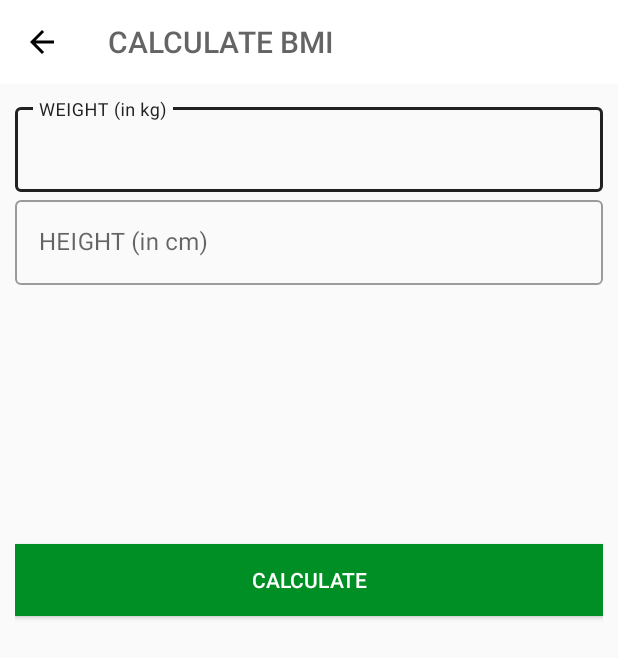
After one commit to wenk-silvan/7-minute-workout, an Android app: the BMIActivity screen opened directly, with no data from a screen before it, on a phone screen of 412 x 824 dp. The commit adds this screen. Shown: the top 658 px of the screen. Run offline under Robolectric (Android 15) with nearby library versions, the phone set to English and light mode, and no system bars.

Commit message:
BMI calculation in metric unit

```diff
--- a/app/build.gradle
+++ b/app/build.gradle
@@ -32,6 +32,7 @@ dependencies {
     implementation 'androidx.core:core-ktx:1.6.0'
     implementation 'androidx.constraintlayout:constraintlayout:2.0.4'
     implementation "androidx.recyclerview:recyclerview:1.2.1"
+    implementation 'com.google.android.material:material:1.4.0'
     testImplementation 'junit:junit:4.12'
     androidTestImplementation 'androidx.test.ext:junit:1.1.3'
     androidTestImplementation 'androidx.test.espresso:espresso-core:3.4.0'
--- a/app/src/main/AndroidManifest.xml
+++ b/app/src/main/AndroidManifest.xml
@@ -9,6 +9,9 @@
         android:roundIcon="@mipmap/ic_launcher_round"
         android:supportsRtl="true"
         android:theme="@style/AppTheme">
+        <activity android:name=".BMIActivity"
+            android:screenOrientation="portrait"
+            android:theme="@style/Theme.AppCompat.Light.NoActionBar" />
         <activity
             android:name=".FinishActivity"
             android:screenOrientation="portrait"
--- a/app/src/main/java/ch/wenksi/a7minuteworkout/MainActivity.kt
+++ b/app/src/main/java/ch/wenksi/a7minuteworkout/MainActivity.kt
@@ -15,5 +15,10 @@ class MainActivity : AppCompatActivity() {
             val intent = Intent(this, ExerciseActivity::class.java)
             startActivity(intent)
         }
+
+        ll_bmi.setOnClickListener {
+            val intent = Intent(this, BMIActivity::class.java)
+            startActivity(intent)
+        }
     }
 }
--- /dev/null
+++ b/app/src/main/res/layout/activity_b_m_i.xml
@@ -0,0 +1,113 @@
+<?xml version="1.0" encoding="utf-8"?>
+<RelativeLayout xmlns:android="http://schemas.android.com/apk/res/android"
+    xmlns:app="http://schemas.android.com/apk/res-auto"
+    xmlns:tools="http://schemas.android.com/tools"
+    android:layout_width="match_parent"
+    android:layout_height="match_parent"
+    android:orientation="vertical"
+    tools:context=".BMIActivity">
+
+    <androidx.appcompat.widget.Toolbar
+        android:id="@+id/toolbar_bmi_activity"
+        android:layout_width="match_parent"
+        android:layout_height="?android:attr/actionBarSize"
+        android:background="#FFFFFF"
+        app:titleTextColor="@color/colorPrimary"
+        android:theme="@style/ToolbarTheme"
+        />
+
+    <LinearLayout
+        android:id="@+id/ll_unit_view"
+        android:layout_width="match_parent"
+        android:layout_height="match_parent"
+        android:layout_below="@+id/toolbar_bmi_activity"
+        android:orientation="vertical"
+        android:padding="10dp"
+        android:theme="@style/Theme.MaterialComponents.DayNight.DarkActionBar">
+
+        <com.google.android.material.textfield.TextInputLayout
+            android:id="@+id/til_metric_unit_weight"
+            style="@style/Widget.MaterialComponents.TextInputLayout.OutlinedBox"
+            android:layout_width="match_parent"
+            android:layout_height="wrap_content">
+            <androidx.appcompat.widget.AppCompatEditText
+                android:id="@+id/et_metric_unit_weight"
+                android:layout_width="match_parent"
+                android:layout_height="wrap_content"
+                android:hint="WEIGHT (in kg)"
+                android:inputType="numberDecimal"
+                android:textSize="16sp" />
+        </com.google.android.material.textfield.TextInputLayout>
+
+        <com.google.android.material.textfield.TextInputLayout
+            android:id="@+id/til_metric_unit_height"
+            style="@style/Widget.MaterialComponents.TextInputLayout.OutlinedBox"
+            android:layout_width="match_parent"
+            android:layout_height="wrap_content">
+            <androidx.appcompat.widget.AppCompatEditText
+                android:id="@+id/et_metric_unit_height"
+                android:layout_width="match_parent"
+                android:layout_height="wrap_content"
+                android:hint="HEIGHT (in cm)"
+                android:inputType="numberDecimal"
+                android:textSize="16sp" />
+        </com.google.android.material.textfield.TextInputLayout>
+        <LinearLayout
+            android:id="@+id/ll_display_bmi_result"
+            android:layout_width="match_parent"
+            android:layout_height="wrap_content"
+            android:layout_marginTop="25dp"
+            android:orientation="vertical"
+            android:visibility="visible"
+            tools:visibility="visible">
+
+            <TextView
+                android:id="@+id/tv_your_bmi"
+                android:layout_width="match_parent"
+                android:layout_height="wrap_content"
+                android:gravity="center"
+                android:text="YOUR BMI"
+                android:textAllCaps="true"
+                android:visibility="invisible"
+                android:textSize="16dp" />
+
+            <TextView
+                android:id="@+id/tv_bmi_value"
+                android:layout_width="match_parent"
+                android:layout_height="wrap_content"
+                android:layout_marginTop="5dp"
+                android:gravity="center"
+                android:textStyle="bold"
+                android:textSize="18dp"
+                tools:text="15.00" />
+
+            <TextView
+                android:id="@+id/tv_bmi_type"
+                android:layout_width="match_parent"
+                android:layout_height="wrap_content"
+                android:layout_marginTop="5dp"
+                android:gravity="center"
+                android:textSize="18dp"
+                tools:text="Normal" />
+
+            <TextView
+                android:id="@+id/tv_bmi_description"
+                android:layout_width="match_parent"
+                android:layout_height="wrap_content"
+                android:layout_marginTop="5dp"
+                android:gravity="center"
+                android:textSize="18dp"
+                tools:text="Normal" />
+        </LinearLayout>
+        <Button
+            android:id="@+id/btn_calculate_units"
+            android:layout_width="match_parent"
+            android:layout_height="wrap_content"
+            android:background="@color/colorAccent"
+            android:textColor="#FFFFFF"
+            android:gravity="center"
+            android:layout_gravity="bottom"
+            android:layout_marginTop="35dp"
+            android:text="CALCULATE" />
+    </LinearLayout>
+</RelativeLayout>
```
Also changed, not shown: app/src/main/java/ch/wenksi/a7minuteworkout/BMIActivity.kt (added, +96 -0 lines), app/src/main/res/layout/activity_main.xml (+92 -22 lines).
